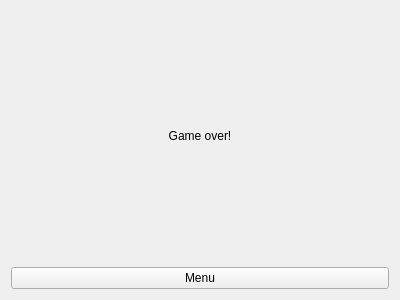
Above: src/gameoverpage.ui from Chepik/SpaceInvaders before the change. Below: the same form after it.
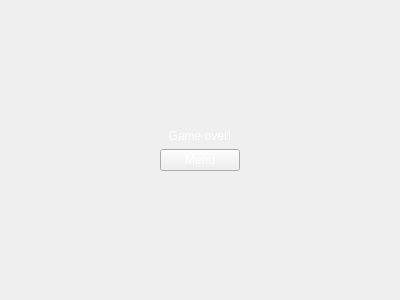
That is the form after the change.

```diff
--- a/src/gameoverpage.ui
+++ b/src/gameoverpage.ui
@@ -13,11 +13,40 @@
   <property name="windowTitle">
    <string>Form</string>
   </property>
-  <layout class="QVBoxLayout" name="verticalLayout_2">
+  <layout class="QHBoxLayout" name="horizontalLayout">
+   <item>
+    <spacer name="horizontalSpacer_2">
+     <property name="orientation">
+      <enum>Qt::Horizontal</enum>
+     </property>
+     <property name="sizeHint" stdset="0">
+      <size>
+       <width>40</width>
+       <height>20</height>
+      </size>
+     </property>
+    </spacer>
+   </item>
    <item>
     <layout class="QVBoxLayout" name="verticalLayout">
+     <item>
+      <spacer name="verticalSpacer_2">
+       <property name="orientation">
+        <enum>Qt::Vertical</enum>
+       </property>
+       <property name="sizeHint" stdset="0">
+        <size>
+         <width>20</width>
+         <height>40</height>
+        </size>
+       </property>
+      </spacer>
+     </item>
      <item>
       <widget class="QLabel" name="GameOverMessage">
+       <property name="styleSheet">
+        <string notr="true">color: rgb(255, 255, 255);</string>
+       </property>
        <property name="text">
         <string>Game over!</string>
        </property>
@@ -28,13 +57,42 @@
      </item>
      <item>
       <widget class="QPushButton" name="menuButton">
+       <property name="styleSheet">
+        <string notr="true">color: rgb(255, 255, 255);</string>
+       </property>
        <property name="text">
         <string>Menu</string>
        </property>
       </widget>
      </item>
+     <item>
+      <spacer name="verticalSpacer">
+       <property name="orientation">
+        <enum>Qt::Vertical</enum>
+       </property>
+       <property name="sizeHint" stdset="0">
+        <size>
+         <width>20</width>
+         <height>40</height>
+        </size>
+       </property>
+      </spacer>
+     </item>
     </layout>
    </item>
+   <item>
+    <spacer name="horizontalSpacer">
+     <property name="orientation">
+      <enum>Qt::Horizontal</enum>
+     </property>
+     <property name="sizeHint" stdset="0">
+      <size>
+       <width>40</width>
+       <height>20</height>
+      </size>
+     </property>
+    </spacer>
+   </item>
   </layout>
  </widget>
  <resources/>
```
